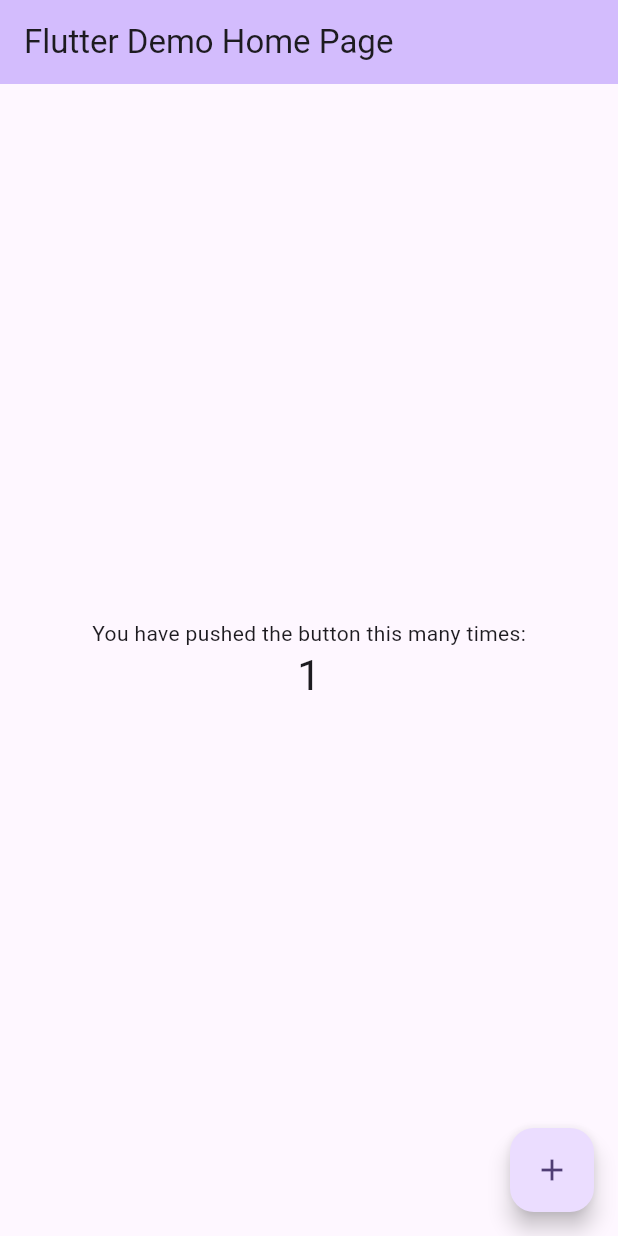
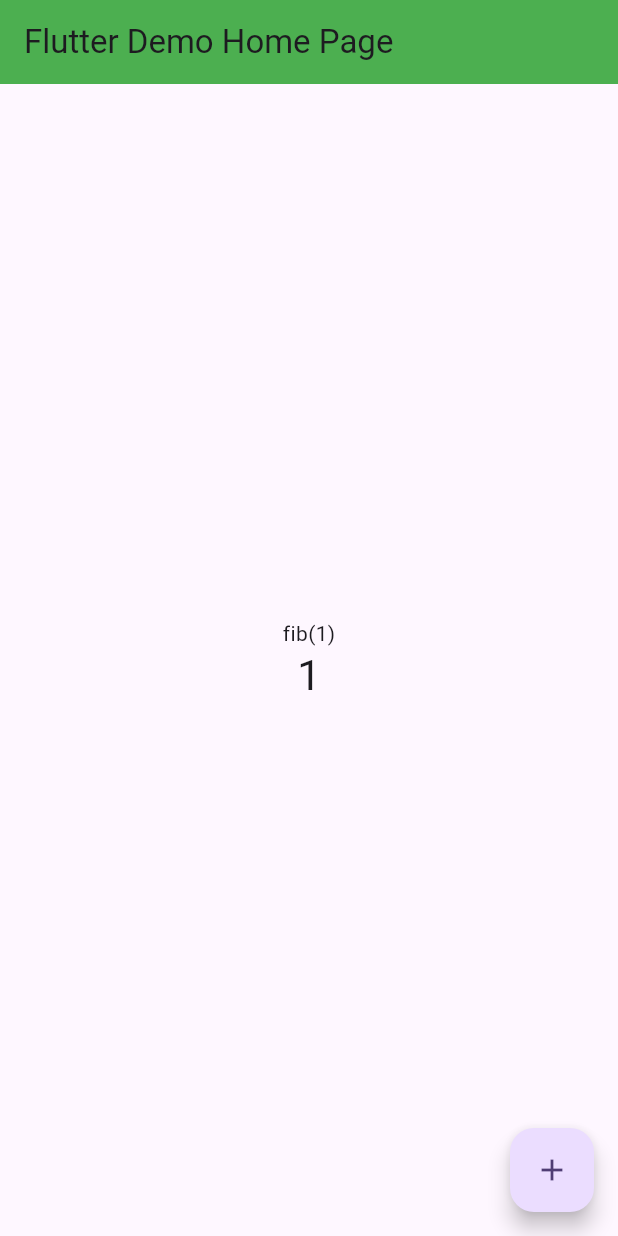
Before and after one commit to ahmadhassan44/local_notifications, a Flutter app: the screen it shows after launch, after a tap on the "add" icon, on a phone screen of 412 x 824 dp. Run offline on Flutter 3.47's test engine with Material 3 defaults, Android fonts, the phone set to English and light mode, and no system bars; our stand-ins replace flutter_local_notifications.

```diff
--- a/lib/local_notifications.dart
+++ b/lib/local_notifications.dart
@@ -1,8 +1,9 @@
 import 'package:flutter_local_notifications/flutter_local_notifications.dart';
 
 class LocalNotifications {
-  static FlutterLocalNotificationsPlugin _flutterLocalNotificationsPlugin =
+  static final FlutterLocalNotificationsPlugin _flutterLocalNotificationsPlugin =
       FlutterLocalNotificationsPlugin();
+
   static init() async {
     const AndroidInitializationSettings initializationSettingsAndroid =
         AndroidInitializationSettings('@mipmap/ic_launcher');
@@ -17,6 +18,19 @@ class LocalNotifications {
             macOS: initializationSettingsDarwin,
             linux: initializationSettingsLinux);
     await _flutterLocalNotificationsPlugin.initialize(initializationSettings,
-        onDidReceiveNotificationResponse: (details)=>null);
+        onDidReceiveNotificationResponse: (details) => null);
+  }
+  static sendSimpleNotification({required String title,required String body,required String payload}) async {
+    const AndroidNotificationDetails androidNotificationDetails =
+    AndroidNotificationDetails('your channel id', 'your channel name',
+        channelDescription: 'your channel description',
+        importance: Importance.max,
+        priority: Priority.high,
+        ticker: 'ticker');
+    const NotificationDetails notificationDetails =
+    NotificationDetails(android: androidNotificationDetails);
+    await _flutterLocalNotificationsPlugin.show(
+        0, title, body, notificationDetails,
+        payload: payload);
   }
 }
--- a/lib/main.dart
+++ b/lib/main.dart
@@ -1,7 +1,7 @@
 import 'package:flutter/material.dart';
 import 'package:local_notifications/local_notifications.dart';
 
-void main() async{
+void main() async {
   WidgetsFlutterBinding.ensureInitialized();
   await LocalNotifications.init();
   runApp(const MyApp());
@@ -14,6 +14,7 @@ class MyApp extends StatelessWidget {
   @override
   Widget build(BuildContext context) {
     return MaterialApp(
+      debugShowCheckedModeBanner: false,
       title: 'Flutter Demo',
       theme: ThemeData(
         // This is the theme of your application.
@@ -59,8 +60,20 @@ class MyHomePage extends StatefulWidget {
 
 class _MyHomePageState extends State<MyHomePage> {
   int _counter = 0;
+  int _fib = 0;
+  int fibonnaci(int n) {
+    if (n <= 1) {
+      return n;
+    }
+    return fibonnaci(n - 1) + fibonnaci(n - 2);
+  }
 
   void _incrementCounter() {
+    LocalNotifications.sendSimpleNotification(
+      title: 'Incremented',
+      body: 'You have incremented the counter:$_counter',
+      payload: '$_counter',
+    );
     setState(() {
       // This call to setState tells the Flutter framework that something has
       // changed in this State, which causes it to rerun the build method below
@@ -68,6 +81,7 @@ class _MyHomePageState extends State<MyHomePage> {
       // _counter without calling setState(), then the build method would not be
       // called again, and so nothing would appear to happen.
       _counter++;
+      _fib = fibonnaci(_counter);
     });
   }
 
@@ -84,7 +98,7 @@ class _MyHomePageState extends State<MyHomePage> {
         // TRY THIS: Try changing the color here to a specific color (to
         // Colors.amber, perhaps?) and trigger a hot reload to see the AppBar
         // change color while the other colors stay the same.
-        backgroundColor: Theme.of(context).colorScheme.inversePrimary,
+        backgroundColor: Colors.green,
         // Here we take the value from the MyHomePage object that was created by
         // the App.build method, and use it to set our appbar title.
         title: Text(widget.title),
@@ -108,11 +122,11 @@ class _MyHomePageState extends State<MyHomePage> {
           // wireframe for each widget.
           mainAxisAlignment: MainAxisAlignment.center,
           children: <Widget>[
-            const Text(
-              'You have pushed the button this many times:',
+            Text(
+              'fib($_counter)',
             ),
             Text(
-              '$_counter',
+              '$_fib',
               style: Theme.of(context).textTheme.headlineMedium,
             ),
           ],
```
Also changed, not shown: 4 other files.
